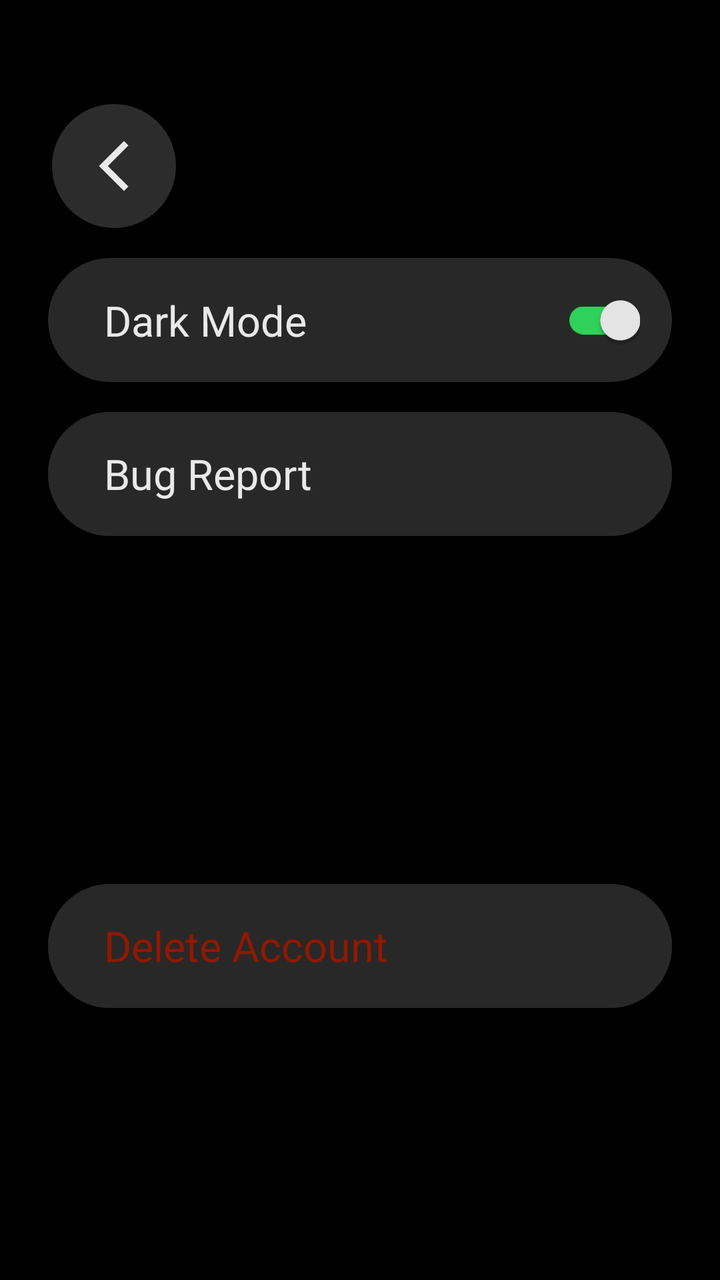
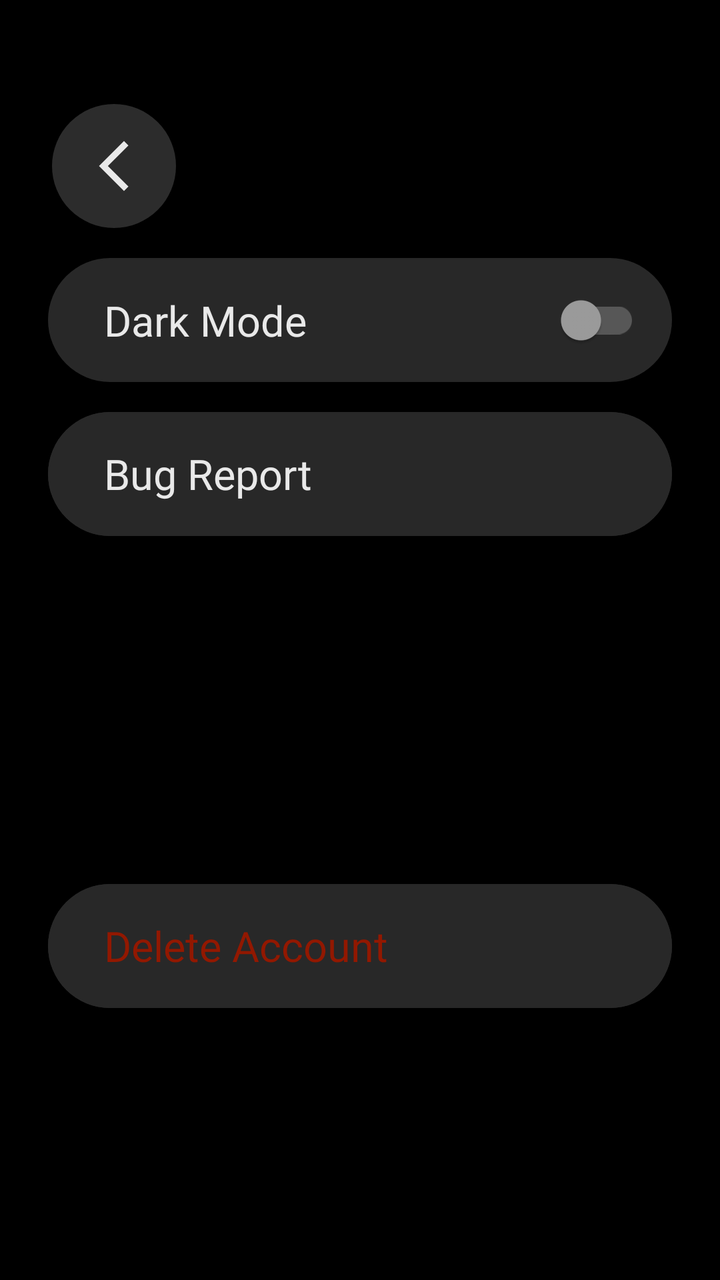

Compare the two renders of this Android layout. The source of the first and the diff that turns it into the second are given below.
<!-- AndroidManifest.xml: application theme Theme.MyApplication_Java -->
<!-- res/layout/fragment_settings.xml -->
<?xml version="1.0" encoding="utf-8"?>
<androidx.constraintlayout.widget.ConstraintLayout xmlns:android="http://schemas.android.com/apk/res/android"
    xmlns:app="http://schemas.android.com/apk/res-auto"
    android:layout_width="match_parent"
    android:layout_height="match_parent"
    android:background="#000000">

    <ImageButton
        android:id="@+id/back_button"
        android:layout_width="62dp"
        android:layout_height="62dp"
        android:layout_marginStart="26dp"
        android:layout_marginTop="52dp"
        android:background="@drawable/settings_circle_button"
        android:contentDescription="@string/back"
        android:padding="16dp"
        android:src="@drawable/back_icon"
        app:tint="#E9E9E9"
        app:layout_constraintStart_toStartOf="parent"
        app:layout_constraintTop_toTopOf="parent" />

    <androidx.constraintlayout.widget.ConstraintLayout
        android:id="@+id/dark_mode_row"
        android:layout_width="0dp"
        android:layout_height="62dp"
        android:layout_marginStart="24dp"
        android:layout_marginTop="15dp"
        android:layout_marginEnd="24dp"
        android:background="@drawable/settings_button_background"
        android:paddingStart="28dp"
        android:paddingEnd="16dp"
        app:layout_constraintEnd_toEndOf="parent"
        app:layout_constraintStart_toStartOf="parent"
        app:layout_constraintTop_toBottomOf="@id/back_button">

        <TextView
            android:id="@+id/dark_mode_label"
            android:layout_width="wrap_content"
            android:layout_height="wrap_content"
            android:text="Dark Mode"
            android:textColor="#E9E9E9"
            android:textSize="21sp"
            android:fontFamily="@font/inter_bold"
            app:layout_constraintBottom_toBottomOf="parent"
            app:layout_constraintStart_toStartOf="parent"
            app:layout_constraintTop_toTopOf="parent" />

        <com.google.android.material.switchmaterial.SwitchMaterial
            android:id="@+id/dark_mode_switch"
            android:layout_width="wrap_content"
            android:layout_height="wrap_content"
            android:checked="true"
            android:labelFor="@id/dark_mode_label"
            android:minWidth="64dp"
            android:minHeight="48dp"
            app:thumbTint="@color/settings_switch_thumb"
            app:trackTint="@color/settings_switch_track"
            app:layout_constraintBottom_toBottomOf="parent"
            app:layout_constraintEnd_toEndOf="parent"
            app:layout_constraintTop_toTopOf="parent"
            app:useMaterialThemeColors="false" />
    </androidx.constraintlayout.widget.ConstraintLayout>

    <com.google.android.material.button.MaterialButton
        android:id="@+id/bug_report"
        style="@style/text_style"
        android:layout_width="0dp"
        android:layout_height="62dp"
        android:layout_marginStart="24dp"
        android:layout_marginTop="15dp"
        android:layout_marginEnd="24dp"
        android:backgroundTint="#282828"
        android:gravity="center_vertical|start"
        android:insetBottom="0dp"
        android:insetTop="0dp"
        android:text="Bug Report"
        android:textColor="#E9E9E9"
        android:textSize="21sp"
        android:letterSpacing="0"
        android:paddingStart="28dp"
        android:paddingEnd="28dp"
        app:cornerRadius="31dp"
        app:layout_constraintEnd_toEndOf="parent"
        app:layout_constraintStart_toStartOf="parent"
        app:layout_constraintTop_toBottomOf="@+id/dark_mode_row" />

    <com.google.android.material.button.MaterialButton
        android:id="@+id/delete_account_button"
        style="@style/text_style"
        android:layout_width="0dp"
        android:layout_height="62dp"
        android:layout_marginStart="24dp"
        android:layout_marginEnd="24dp"
        android:layout_marginBottom="136dp"
        android:backgroundTint="#282828"
        android:gravity="center_vertical|start"
        android:insetBottom="0dp"
        android:insetTop="0dp"
        android:letterSpacing="0"
        android:paddingStart="28dp"
        android:paddingEnd="28dp"
        android:text="Delete Account"
        android:textColor="#921800"
        android:textSize="21sp"
        app:cornerRadius="31dp"
        app:layout_constraintBottom_toBottomOf="parent"
        app:layout_constraintEnd_toEndOf="parent"
        app:layout_constraintStart_toStartOf="parent" />


</androidx.constraintlayout.widget.ConstraintLayout>
<!-- resources referenced by this layout -->
<resources>
  <!-- drawable back_icon (drawable) -->
  <vector xmlns:android="http://schemas.android.com/apk/res/android" android:autoMirrored="true" android:height="30dp" android:tint="#FFFFFF" android:viewportHeight="960" android:viewportWidth="960" android:width="30dp">
        
      <path android:fillColor="@android:color/white" android:pathData="M640,880L240,480L640,80L711,151L382,480L711,809L640,880Z"/>
      
  </vector>
  <!-- drawable settings_button_background (drawable) -->
  <?xml version="1.0" encoding="utf-8"?>
  <shape xmlns:android="http://schemas.android.com/apk/res/android">
      <solid android:color="#282828" />
      <corners android:radius="31dp" />
  </shape>
  <!-- drawable settings_circle_button (drawable) -->
  <?xml version="1.0" encoding="utf-8"?>
  <shape xmlns:android="http://schemas.android.com/apk/res/android"
      android:shape="oval">
      <solid android:color="#33D9D9D9" />
  </shape>
  <string name="back">Back</string>
  <style name="text_style" parent="Widget.MaterialComponents.Button">
          <item name="android:fontFamily">@font/inter_bold</item>
          <item name="android:textAllCaps">false</item>
      </style>
  <style name="Theme.MyApplication_Java" parent="Theme.MaterialComponents.DayNight.NoActionBar">
          
          <item name="colorPrimary">@color/purple_500</item>
          <item name="colorPrimaryVariant">@color/purple_700</item>
          <item name="colorOnPrimary">@color/white</item>
          
          <item name="colorSecondary">@color/teal_200</item>
          <item name="colorSecondaryVariant">@color/teal_700</item>
          <item name="colorOnSecondary">@color/black</item>
          
          <item name="android:statusBarColor">?attr/colorPrimaryVariant</item>
          
      </style>
  <color name="purple_500">#FF6200EE</color>
  <color name="purple_700">#FF3700B3</color>
  <color name="white">#FFFFFFFF</color>
  <color name="teal_200">#FF03DAC5</color>
  <color name="teal_700">#FF018786</color>
  <color name="black">#FF000000</color>
</resources>

<!-- the commit's change to res/layout/fragment_settings.xml (unified diff, before → after) -->
@@ -37,10 +37,10 @@
             android:id="@+id/dark_mode_label"
             android:layout_width="wrap_content"
             android:layout_height="wrap_content"
-            android:text="Dark Mode"
+            android:fontFamily="@font/inter_bold"
+            android:text="@string/settings_dark_mode"
             android:textColor="#E9E9E9"
             android:textSize="21sp"
-            android:fontFamily="@font/inter_bold"
             app:layout_constraintBottom_toBottomOf="parent"
             app:layout_constraintStart_toStartOf="parent"
             app:layout_constraintTop_toTopOf="parent" />
@@ -49,15 +49,14 @@
             android:id="@+id/dark_mode_switch"
             android:layout_width="wrap_content"
             android:layout_height="wrap_content"
-            android:checked="true"
             android:labelFor="@id/dark_mode_label"
             android:minWidth="64dp"
             android:minHeight="48dp"
-            app:thumbTint="@color/settings_switch_thumb"
-            app:trackTint="@color/settings_switch_track"
             app:layout_constraintBottom_toBottomOf="parent"
             app:layout_constraintEnd_toEndOf="parent"
             app:layout_constraintTop_toTopOf="parent"
+            app:thumbTint="@color/settings_switch_thumb"
+            app:trackTint="@color/settings_switch_track"
             app:useMaterialThemeColors="false" />
     </androidx.constraintlayout.widget.ConstraintLayout>
 
@@ -73,12 +72,12 @@
         android:gravity="center_vertical|start"
         android:insetBottom="0dp"
         android:insetTop="0dp"
-        android:text="Bug Report"
-        android:textColor="#E9E9E9"
-        android:textSize="21sp"
         android:letterSpacing="0"
         android:paddingStart="28dp"
         android:paddingEnd="28dp"
+        android:text="@string/settings_bug_report"
+        android:textColor="#E9E9E9"
+        android:textSize="21sp"
         app:cornerRadius="31dp"
         app:layout_constraintEnd_toEndOf="parent"
         app:layout_constraintStart_toStartOf="parent"
@@ -99,7 +98,7 @@
         android:letterSpacing="0"
         android:paddingStart="28dp"
         android:paddingEnd="28dp"
-        android:text="Delete Account"
+        android:text="@string/settings_delete_account"
         android:textColor="#921800"
         android:textSize="21sp"
         app:cornerRadius="31dp"
<!-- resource entries referenced after the edit -->
@@ -19,6 +19,9 @@
       <solid android:color="#33D9D9D9" />
   </shape>
   <string name="back">Back</string>
+  <string name="settings_bug_report">Bug Report</string>
+  <string name="settings_dark_mode">Dark Mode</string>
+  <string name="settings_delete_account">Delete Account</string>
   <style name="text_style" parent="Widget.MaterialComponents.Button">
           <item name="android:fontFamily">@font/inter_bold</item>
           <item name="android:textAllCaps">false</item>
